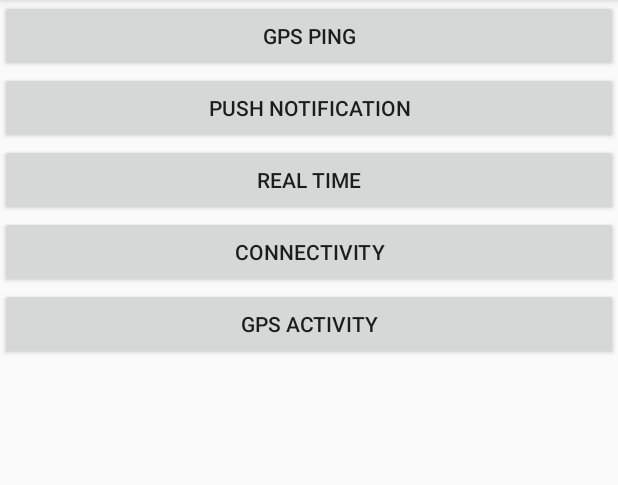
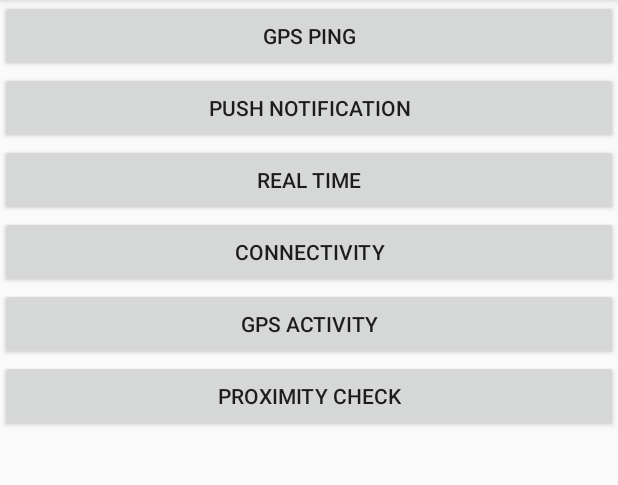
Before and after one commit to appslattur/dummy, an Android app: the screen it shows after launch (MainActivity), on a phone screen of 412 x 824 dp, the part 84-569 px from its top. Run offline under Robolectric (Android 15) with nearby library versions, the light colour scheme and no system bars.

Commit message:
Nálgunar athugun fyrir staðsetningar á háskóla svæði, ekki sjálfvirkt.

```diff
--- a/Appslattur/app/src/main/java/com/example/ari/appslattur/GPSHelper.java
+++ b/Appslattur/app/src/main/java/com/example/ari/appslattur/GPSHelper.java
@@ -4,13 +4,17 @@ import android.content.Context;
 import android.location.Location;
 import android.location.LocationManager;
 
+import java.util.ArrayList;
+
 /**
  * Created by Ari on 9.1.2015.
  */
 public class GPSHelper {
     LocationManager myLocationManager;
+    ArrayList<Location> hardLocations = new ArrayList<Location>();
     public GPSHelper(Context ctx){
         myLocationManager = (LocationManager)ctx.getSystemService(ctx.LOCATION_SERVICE);
+        initHardLocations();
     }
 
     public String getGPS(){
@@ -43,7 +47,40 @@ public class GPSHelper {
         return null;
     }
 
+    private void initHardLocations(){
+        Location haskolatorg = new Location("Absolute");
+            haskolatorg.setLongitude(64.139992);
+            haskolatorg.setLatitude(-21.950347);
 
+
+        Location nord = new Location("Absolute");
+            nord.setLongitude(64.139657);
+            nord.setLatitude(-21.955915);
+
+        Location taeknigardur = new Location("Absolute");
+            taeknigardur.setLongitude(64.139391);
+            taeknigardur.setLatitude(-21.955272);
+
+        hardLocations.add(haskolatorg);
+        hardLocations.add(nord);
+        hardLocations.add(taeknigardur);
+
+
+    }
+
+
+    public Location proximityScanner(Location myLocation){
+
+        int range = 50;
+
+        for(Location l : hardLocations){
+            if(myLocation.distanceTo(l) <= 50){
+                return l;
+            }
+        }
+
+        return null;
+    }
 
     private boolean getGPSValidity(){
         return myLocationManager.isProviderEnabled(LocationManager.GPS_PROVIDER);
--- a/Appslattur/app/src/main/java/com/example/ari/appslattur/MainActivity.java
+++ b/Appslattur/app/src/main/java/com/example/ari/appslattur/MainActivity.java
@@ -61,6 +61,15 @@ public class MainActivity extends Activity {
                 MainActivity.this.startActivity(myintent);
             }
         });
+
+        findViewById(R.id.proximityBtn).setOnClickListener(new View.OnClickListener() {
+            @Override
+            public void onClick(View v) {
+                if(myGPSHelper.proximityScanner(myGPSHelper.getRawGPS()) != null){
+                    makeToast("You are near something!");
+                };
+            }
+        });
     }
 
     //Toasts a String
--- a/Appslattur/app/src/main/res/layout/activity_main.xml
+++ b/Appslattur/app/src/main/res/layout/activity_main.xml
@@ -39,4 +39,9 @@
         android:text="GPS Activity"
         android:id="@+id/GPSActivityBtn"
         android:layout_gravity="center_horizontal" />
+    <Button
+        android:layout_width="match_parent"
+        android:layout_height="wrap_content"
+        android:text="Proximity Check"
+        android:id="@+id/proximityBtn"/>
 </LinearLayout>
```
